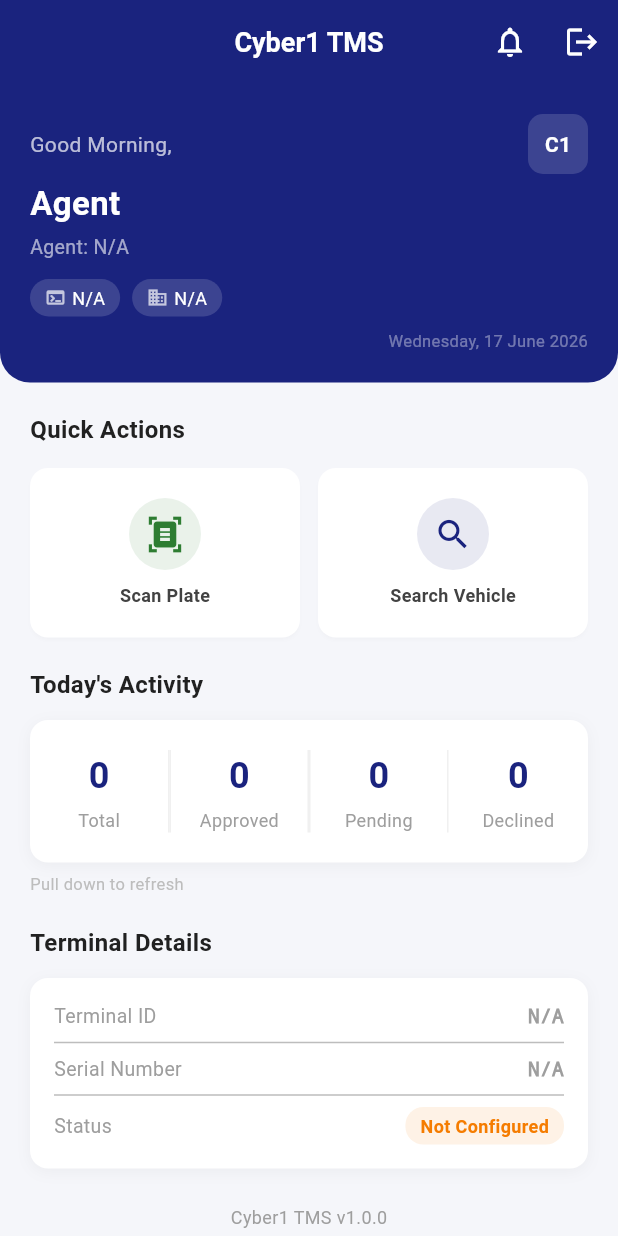
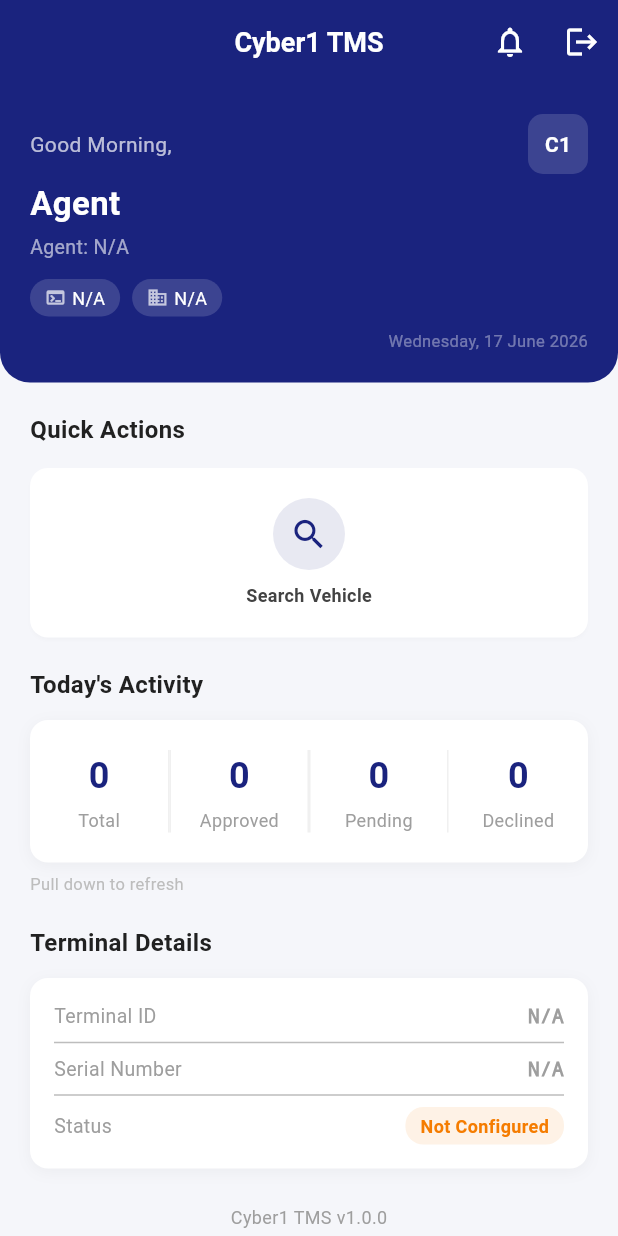
Before and after one commit to asiflatif786/number_plate_scanner, a Flutter app: the AgentDashboardScreen screen opened by its route, on a phone screen of 412 x 824 dp. Run offline on Flutter 3.47's test engine with Material 3 defaults, Android fonts, the phone set to English and light mode, and no system bars; our stand-ins replace camera, connectivity_plus, firebase_core, flutter_spinkit, image_picker, permission_handler and 3 more; missing offline and left inert: google_mlkit_text_recognition; accounts and stored records are empty; network calls fail.

Commit message:
agent pannel developments

```diff
--- a/lib/features/agent/agent_dashboard_screen.dart
+++ b/lib/features/agent/agent_dashboard_screen.dart
@@ -168,15 +168,7 @@ class _AgentDashboardScreenState extends State<AgentDashboardScreen> {
           const SizedBox(height: 14),
           Row(
             children: [
-              Expanded(
-                child: _actionCard(
-                  icon: Icons.document_scanner,
-                  label: 'Scan Plate',
-                  color: const Color(0xFF2E7D32),
-                  onTap: () => vm.navigateToScanner(context),
-                ),
-              ),
-              const SizedBox(width: 12),
+
               Expanded(
                 child: _actionCard(
                   icon: Icons.search,
--- a/lib/features/vehicle/vehicle_search_viewmodel.dart
+++ b/lib/features/vehicle/vehicle_search_viewmodel.dart
@@ -28,7 +28,7 @@ class VehicleSearchViewModel extends ChangeNotifier {
   }
 
   void onScanResult(String scannedPlate) {
-    licensePlateController.text = scannedPlate.toUpperCase().trim();
+    licensePlateController.text = scannedPlate.toLowerCase().trim();
     notifyListeners();
   }
 
@@ -40,7 +40,7 @@ class VehicleSearchViewModel extends ChangeNotifier {
   }
 
   Future<void> search(BuildContext context) async {
-    final plate = licensePlateController.text.toUpperCase().trim();
+    final plate = licensePlateController.text.toLowerCase().trim();
 
     if (plate.isEmpty) {
       errorMessage = 'Please enter a license plate number';
```
Also changed, not shown: lib/data/repositories/vehicle_repository.dart (+9 -3 lines), lib/features/admin/admin_dashboard_screen.dart (+7 -0 lines), lib/features/vehicle/vehicle_registration_viewmodel.dart (+4 -4 lines), pubspec.lock, 3 other files.
